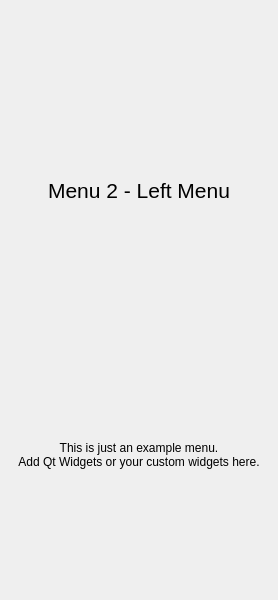
First picture: the form in gui/uis/columns/left_column.ui, repository anglersking/gui_base_framework, before the edit.
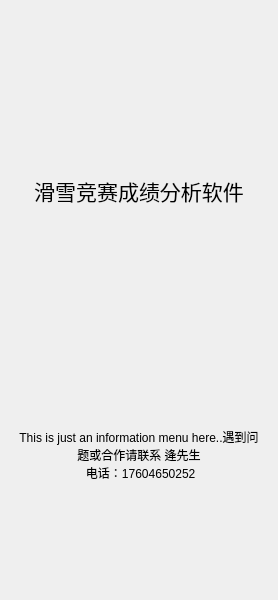
Second picture: the form after the edit. The open tabs and pages were chosen to show the change.

```diff
--- a/gui/uis/columns/left_column.ui
+++ b/gui/uis/columns/left_column.ui
@@ -436,7 +436,7 @@
           <string notr="true">font-size: 16pt</string>
          </property>
          <property name="text">
-          <string>Menu 2 - Left Menu</string>
+          <string>滑雪竞赛成绩分析软件</string>
          </property>
          <property name="alignment">
           <set>Qt::AlignmentFlag::AlignCenter</set>
@@ -454,8 +454,8 @@
           <string notr="true">font-size: 9pt</string>
          </property>
          <property name="text">
-          <string>This is just an example menu.
-Add Qt Widgets or your custom widgets here.</string>
+          <string>This is just an information menu here..遇到问题或合作请联系 逄先生 
+ 电话：17604650252</string>
          </property>
          <property name="alignment">
           <set>Qt::AlignmentFlag::AlignCenter</set>
```
Left out of the diff: 2 changed lines with no effect on the pictures.
